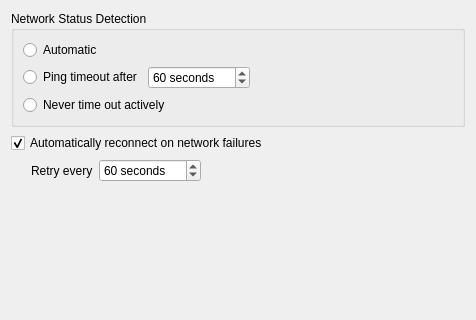
Before: the Qt Designer form src/qtui/settingspages/coreconnectionsettingspage.ui in quassel/quassel, drawn with Qt 5; both pictures show x 0 to 476 and y 0 to 320 of the 476 by 465 pixel window.
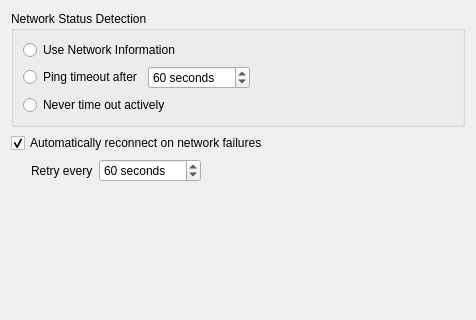
After: the same form once the commit is applied.

Commit message:
QNetworkConfigurationManager is gone. Replace with QNetworkInformation
QNetworkInformation has some other functionality. Particularly, Local()
which may be updated in the codebase.

https://doc.qt.io/qt-6/qnetworkinformation.html

What changed in the file:
```diff
--- a/src/qtui/settingspages/coreconnectionsettingspage.ui
+++ b/src/qtui/settingspages/coreconnectionsettingspage.ui
@@ -26,7 +26,7 @@
          <string>Rely on Qt's network configuration manager to detect if we're online</string>
         </property>
         <property name="text">
-         <string>Automatic</string>
+         <string>Use Network Information</string>
         </property>
         <property name="checked">
          <bool>false</bool>
```
Left out of the diff: 6 changed lines with no effect on the pictures. The commit also changes 5 other files.
